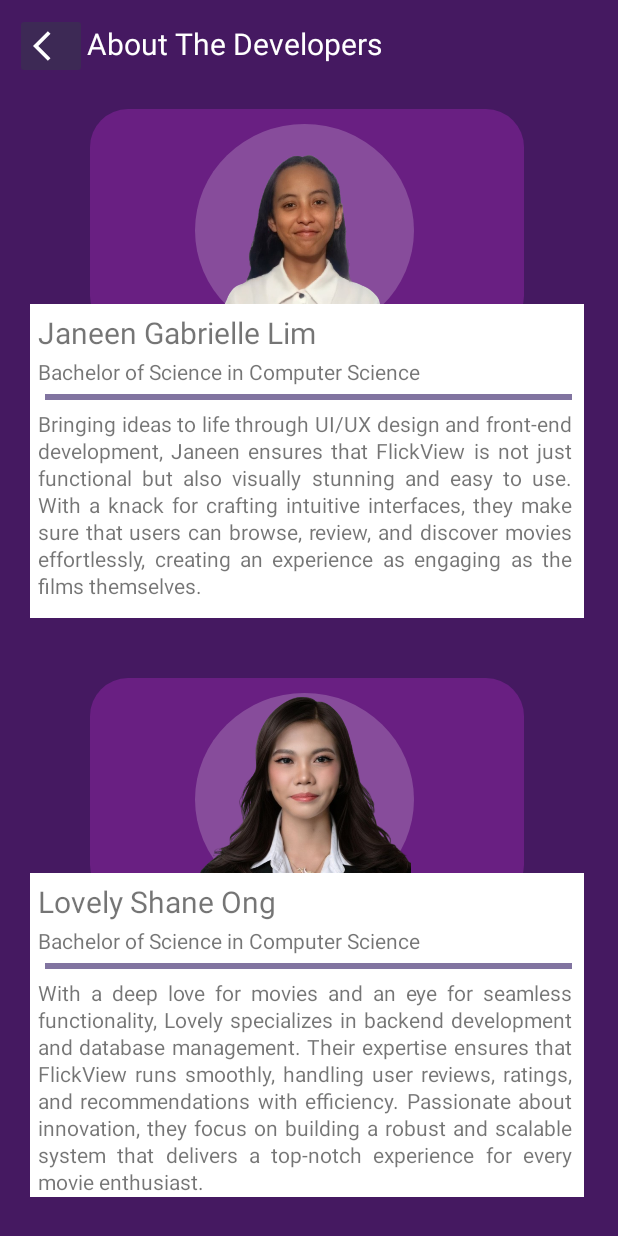
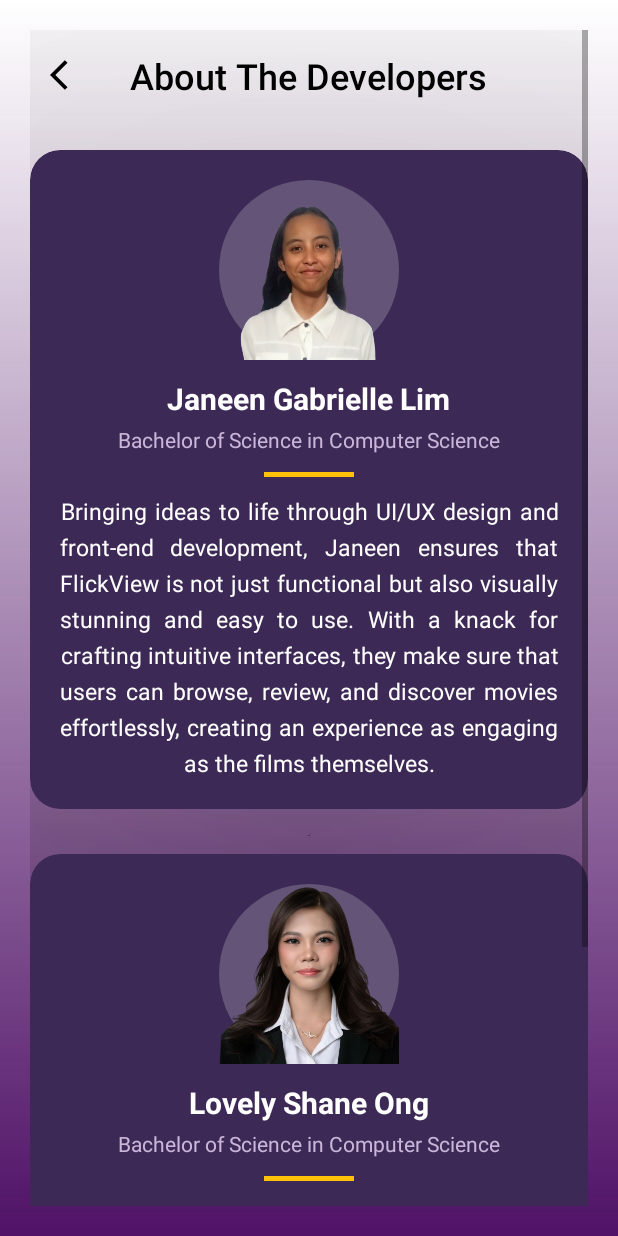
Before and after one commit to xienshane/FlickView, an Android app: the DeveloperPageActivity screen opened directly, with no data from a screen before it, on a phone screen of 412 x 824 dp. Run offline under Robolectric (Android 15) with nearby library versions, the phone set to English and light mode, and no system bars.

Commit message:
UI - developer page

```diff
--- a/app/src/main/java/com/android/flickview/activities/DiscoverActivity.kt
+++ b/app/src/main/java/com/android/flickview/activities/DiscoverActivity.kt
@@ -22,7 +22,7 @@ class DiscoverActivity : Activity() {
 
             Toast.makeText(this, "Button is clicked.", Toast.LENGTH_LONG).show()
 
-            val intent = Intent(this, RegisterActivity::class.java)
+            val intent = Intent(this, LoginActivity::class.java)
             startActivity(intent)
             finish()
 
--- a/app/src/main/java/com/android/flickview/activities/PrivacyPolicyActivity.kt
+++ b/app/src/main/java/com/android/flickview/activities/PrivacyPolicyActivity.kt
@@ -3,6 +3,7 @@ package com.android.flickview.activities
 import android.app.Activity
 import android.os.Bundle
 import android.widget.Button
+import android.widget.ImageButton
 import com.android.flickview.R
 
 class PrivacyPolicyActivity : Activity() {
@@ -11,7 +12,7 @@ class PrivacyPolicyActivity : Activity() {
         super.onCreate(savedInstanceState)
         setContentView(R.layout.privacy_policy_page)
 
-        val backButton: Button = findViewById(R.id.button_back)
+        val backButton: ImageButton = findViewById(R.id.button_back)
 
         backButton.setOnClickListener {
             finish()
--- a/app/src/main/res/layout/developer_page.xml
+++ b/app/src/main/res/layout/developer_page.xml
@@ -1,155 +1,184 @@
 <?xml version="1.0" encoding="utf-8"?>
 <ScrollView xmlns:android="http://schemas.android.com/apk/res/android"
-    android:orientation="vertical"
+    xmlns:app="http://schemas.android.com/apk/res-auto"
     android:layout_width="match_parent"
     android:layout_height="match_parent"
-    android:background="#451961">
-
-<LinearLayout
-    android:orientation="vertical"
-    android:layout_width="match_parent"
-    android:layout_height="match_parent" >
+    android:background="@drawable/gradient"
+    android:padding="20dp">
 
     <LinearLayout
         android:layout_width="match_parent"
         android:layout_height="wrap_content"
-            android:orientation="horizontal"
-            android:layout_marginTop="5dp">
+        android:orientation="vertical">
 
+        <!-- Top Bar -->
+        <RelativeLayout
+            android:layout_width="match_parent"
+            android:layout_height="wrap_content">
+
+            <!-- Back Button -->
             <ImageButton
                 android:id="@+id/button_back2"
-                android:backgroundTint="#3D2955"
-                android:layout_width="wrap_content"
-                android:layout_height="wrap_content"
-                android:layout_marginLeft="10dp"
-                android:layout_marginTop="3dp"
-                android:src="@drawable/baseline_arrow_back_ios_24" />
+                android:layout_width="40dp"
+                android:layout_height="40dp"
+                android:background="@android:color/transparent"
+                android:src="@drawable/baseline_arrow_back_ios_25"
+                android:contentDescription="Back"
+                android:layout_alignParentStart="true"
+                android:layout_marginTop="10dp"
+                android:layout_marginStart="5dp"
+                android:elevation="8dp" />
 
+            <!-- Page Title -->
             <TextView
                 android:layout_width="wrap_content"
                 android:layout_height="wrap_content"
-                android:layout_marginTop="10dp"
                 android:text="About The Developers"
-                android:textColor="@color/white"
-                android:textSize="20sp"/>
-        </LinearLayout>
+                android:textColor="@color/black"
+                android:textSize="24sp"
+                android:fontFamily="sans-serif-medium"
+                android:layout_centerHorizontal="true"
+                android:layout_marginTop="14dp" />
 
-    <FrameLayout
-        android:layout_width="289dp"
-        android:layout_height="150dp"
-        android:layout_marginLeft="60dp"
-        android:layout_marginTop="20dp"
-        android:layout_marginRight="10dp"
-        android:background="@drawable/dev_shape">
+        </RelativeLayout>
 
+        <!-- SPACE between header and first card -->
+        <View
+            android:layout_width="match_parent"
+            android:layout_height="30dp" />
+
+        <!-- Developer 1 Card -->
+        <androidx.cardview.widget.CardView
+            android:layout_width="match_parent"
+            android:layout_height="wrap_content"
+            app:cardCornerRadius="20dp"
+            app:cardElevation="500dp"
+            android:backgroundTint="#3D2955">
+
+            <LinearLayout
+                android:layout_width="match_parent"
+                android:layout_height="wrap_content"
+                android:orientation="vertical"
+                android:padding="20dp"
+                android:gravity="center_horizontal">
+
+                <!-- Profile Pic -->
                 <ImageView
-            android:layout_width="146dp"
-            android:layout_height="142dp"
-            android:layout_marginLeft="70dp"
-            android:layout_marginTop="10dp"
+                    android:layout_width="120dp"
+                    android:layout_height="120dp"
+                    android:src="@drawable/janeen"
                     android:background="@drawable/icon_circle"
-            android:src="@drawable/janeen" />
+                    android:scaleType="centerCrop" />
 
-    </FrameLayout>
-
-    <FrameLayout
-        android:layout_width="369dp"
-        android:layout_height="209dp"
-        android:layout_marginLeft="20dp"
-        android:background="#FFFFFF"
-        android:translationY="-20dp">
-
+                <!-- Name -->
                 <TextView
                     android:layout_width="wrap_content"
                     android:layout_height="wrap_content"
-            android:layout_marginLeft="5dp"
-            android:layout_marginTop="5dp"
                     android:text="Janeen Gabrielle Lim"
-            android:textSize="20sp" />
+                    android:textColor="@color/white"
+                    android:textSize="20sp"
+                    android:textStyle="bold"
+                    android:layout_marginTop="12dp" />
 
+                <!-- Course -->
                 <TextView
                     android:layout_width="wrap_content"
                     android:layout_height="wrap_content"
-            android:layout_marginLeft="5dp"
-            android:layout_marginTop="35dp"
-            android:text="Bachelor of Science in Computer Science" />
+                    android:text="Bachelor of Science in Computer Science"
+                    android:textColor="#C9B6D9"
+                    android:textSize="14sp"
+                    android:layout_marginTop="4dp" />
 
-        <FrameLayout
-            android:layout_width="351dp"
+                <!-- Divider -->
+                <View
+                    android:layout_width="60dp"
+                    android:layout_height="3dp"
+                    android:background="#FFC107"
+                    android:layout_marginTop="12dp"
+                    android:layout_marginBottom="12dp" />
+
+                <!-- Description -->
+                <TextView
+                    android:layout_width="match_parent"
                     android:layout_height="wrap_content"
-            android:layout_marginLeft="10dp"
-            android:layout_marginTop="60dp"
-            android:background="#8174A0"
-            android:padding="2dp" />
+                    android:id="@+id/dev_janeen_description"
+                    android:text="Bringing ideas to life through UI/UX design and front-end development, Janeen ensures that FlickView is not just functional but also visually stunning and easy to use. With a knack for crafting intuitive interfaces, they make sure that users can browse, review, and discover movies effortlessly, creating an experience as engaging as the films themselves."
+                    android:textColor="@color/white"
+                    android:textSize="15sp"
+                    android:lineSpacingExtra="6dp"
+                    android:gravity="center"
+                    android:justificationMode="inter_word" />
+            </LinearLayout>
+        </androidx.cardview.widget.CardView>
 
-        <TextView
-            android:layout_width="356dp"
+        <!-- SPACE between first and second card -->
+        <View
+            android:layout_width="match_parent"
+            android:layout_height="30dp" />
+
+        <!-- Developer 2 Card -->
+        <androidx.cardview.widget.CardView
+            android:layout_width="match_parent"
             android:layout_height="wrap_content"
-            android:layout_marginLeft="5dp"
-            android:layout_marginTop="70dp"
-            android:lineHeight="18dp"
-            android:justificationMode="inter_word"
-            android:text="Bringing ideas to life through UI/UX design and front-end development, Janeen ensures that FlickView is not just functional but also visually stunning and easy to use. With a knack for crafting intuitive interfaces, they make sure that users can browse, review, and discover movies effortlessly, creating an experience as engaging as the films themselves." />
+            app:cardCornerRadius="20dp"
+            app:cardElevation="500dp"
+            android:backgroundTint="#3D2955">
 
-    </FrameLayout>
+            <LinearLayout
+                android:layout_width="match_parent"
+                android:layout_height="wrap_content"
+                android:orientation="vertical"
+                android:padding="20dp"
+                android:gravity="center_horizontal">
 
-    <FrameLayout
-        android:layout_width="289dp"
-        android:layout_height="150dp"
-        android:layout_marginLeft="60dp"
-        android:layout_marginTop="20dp"
-        android:layout_marginRight="10dp"
-        android:background="@drawable/dev_shape">
+                <!-- Profile Pic -->
+                <ImageView
+                    android:layout_width="120dp"
+                    android:layout_height="120dp"
+                    android:src="@drawable/lovely"
+                    android:background="@drawable/icon_circle"
+                    android:scaleType="centerCrop" />
 
-        <ImageView
-            android:layout_width="146dp"
-            android:layout_height="142dp"
-            android:layout_marginLeft="70dp"
-            android:layout_marginTop="10dp"
-            android:background="@drawable/icon_circle"
-            android:src="@drawable/lovely" />
-
-    </FrameLayout>
-
-    <FrameLayout
-        android:layout_width="369dp"
-        android:layout_height="216dp"
-        android:layout_marginLeft="20dp"
-        android:background="#FFFFFF"
-        android:translationY="-20dp">
-
+                <!-- Name -->
                 <TextView
                     android:layout_width="wrap_content"
                     android:layout_height="wrap_content"
-            android:layout_marginLeft="5dp"
-            android:layout_marginTop="5dp"
                     android:text="Lovely Shane Ong"
-            android:textSize="20sp" />
+                    android:textColor="@color/white"
+                    android:textSize="20sp"
+                    android:textStyle="bold"
+                    android:layout_marginTop="12dp" />
 
+                <!-- Course -->
                 <TextView
                     android:layout_width="wrap_content"
                     android:layout_height="wrap_content"
-            android:layout_marginLeft="5dp"
-            android:layout_marginTop="35dp"
-            android:text="Bachelor of Science in Computer Science" />
+                    android:text="Bachelor of Science in Computer Science"
+                    android:textColor="#C9B6D9"
+                    android:textSize="14sp"
+                    android:layout_marginTop="4dp" />
 
-        <FrameLayout
-            android:layout_width="351dp"
+                <!-- Divider -->
+                <View
+                    android:layout_width="60dp"
+                    android:layout_height="3dp"
+                    android:background="#FFC107"
+                    android:layout_marginTop="12dp"
+                    android:layout_marginBottom="12dp" />
+
+                <!-- Description -->
+                <TextView
+                    android:layout_width="match_parent"
                     android:layout_height="wrap_content"
-            android:layout_marginLeft="10dp"
-            android:layout_marginTop="60dp"
-            android:background="#8174A0"
-            android:padding="2dp" />
+                    android:id="@+id/dev_lovely_description"
+                    android:text="With a deep love for movies and an eye for seamless functionality, Lovely specializes in backend development and database management. Their expertise ensures that FlickView runs smoothly, handling user reviews, ratings, and recommendations with efficiency. Passionate about innovation, they focus on building a robust and scalable system that delivers a top-notch experience for every movie enthusiast."
+                    android:textColor="@color/white"
+                    android:textSize="15sp"
+                    android:lineSpacingExtra="6dp"
+                    android:gravity="center"
+                    android:justificationMode="inter_word" />
+            </LinearLayout>
+        </androidx.cardview.widget.CardView>
 
-        <TextView
-            android:layout_width="356dp"
-            android:layout_height="wrap_content"
-            android:layout_marginLeft="5dp"
-            android:layout_marginTop="70dp"
-            android:justificationMode="inter_word"
-            android:lineHeight="18dp"
-            android:text="With a deep love for movies and an eye for seamless functionality, Lovely specializes in backend development and database management. Their expertise ensures that FlickView runs smoothly, handling user reviews, ratings, and recommendations with efficiency. Passionate about innovation, they focus on building a robust and scalable system that delivers a top-notch experience for every movie enthusiast." />
-
-    </FrameLayout>
     </LinearLayout>
 </ScrollView>
--- a/app/src/main/res/layout/privacy_policy_page.xml
+++ b/app/src/main/res/layout/privacy_policy_page.xml
@@ -1,61 +1,92 @@
 <?xml version="1.0" encoding="utf-8"?>
-<LinearLayout xmlns:android="http://schemas.android.com/apk/res/android"
+<RelativeLayout
+    xmlns:android="http://schemas.android.com/apk/res/android"
     xmlns:app="http://schemas.android.com/apk/res-auto"
+    android:layout_width="match_parent"
+    android:layout_height="match_parent"
+    android:background="@drawable/gradient"
+    android:padding="24dp">
+
+    <!-- Top Back Button -->
+    <ImageButton
+        android:id="@+id/button_back"
+        android:layout_width="40dp"
+        android:layout_height="40dp"
+        android:background="@android:color/transparent"
+        android:src="@drawable/baseline_arrow_back_ios_25"
+        android:contentDescription="Back"
+        android:layout_alignParentStart="true"
+        android:layout_marginStart="10dp"
+        android:elevation="6dp"/>
+
+    <!-- Main Content Card -->
+    <androidx.cardview.widget.CardView
+        android:id="@+id/privacy_card"
+        android:layout_width="match_parent"
+        android:layout_height="wrap_content"
+        app:cardCornerRadius="20dp"
+        app:cardElevation="8dp"
+        android:layout_centerInParent="true"
+        android:backgroundTint="#3D2955">
+
+        <LinearLayout
             android:orientation="vertical"
             android:layout_width="match_parent"
             android:layout_height="wrap_content"
-    android:background="#451961"
-    android:padding="20dp">
+            android:padding="24dp"
+            android:gravity="center_horizontal">
 
+            <!-- Title -->
             <TextView
                 android:layout_width="wrap_content"
                 android:layout_height="wrap_content"
-        android:fontFamily="sans-serif"
+                android:fontFamily="sans-serif-medium"
                 android:text="PRIVACY POLICY"
                 android:textStyle="bold"
-        android:textSize="26sp"
+                android:textSize="24sp"
                 android:textColor="@color/white"
-        android:layout_marginTop="30dp"
-        android:layout_gravity="center_horizontal" />
+                android:gravity="center"/>
 
+            <!-- Divider Line -->
+            <View
+                android:layout_width="60dp"
+                android:layout_height="3dp"
+                android:backgroundTint="#FFC107"
+                android:background="#FFC107"
+                android:layout_marginTop="10dp"
+                android:layout_marginBottom="20dp"/>
+
+            <!-- Main Message inside ScrollView -->
             <ScrollView
                 android:layout_width="match_parent"
-        android:layout_height="wrap_content"
-        android:layout_marginTop="20dp">
+                android:layout_height="wrap_content">
 
                 <TextView
                     android:id="@+id/privacy_policy_text"
                     android:layout_width="match_parent"
                     android:layout_height="wrap_content"
+                    android:text="At FlickView, your privacy is important to us.\n\nWe collect minimal personal information necessary to enhance your experience, such as preferences and usage statistics. We do not sell, rent, or share your personal data with third parties without your consent.\n\nOur app may collect anonymized analytics data to improve functionality and user satisfaction.\n\nYou can contact us anytime at privacy@flickview.app if you have concerns or questions.\n\nBy using FlickView, you agree to this privacy policy."
+                    android:textSize="16sp"
                     android:textColor="@color/white"
-            android:textSize="16sp"
+                    android:fontFamily="sans-serif"
+                    android:gravity="center"
                     android:lineSpacingExtra="6dp"
-            android:fontFamily="sans-serif"
-            android:text="At CineScope, your privacy is important to us.\n\nWe collect minimal personal information necessary to enhance your experience, such as preferences and usage statistics. We do not sell, rent, or share your personal data with third parties without your consent.\n\nOur app may collect anonymized analytics data to improve functionality and user satisfaction.\n\nYou can contact us anytime at privacy@cinescope.app if you have concerns or questions.\n\nBy using CineScope, you agree to this privacy policy."
-            android:gravity="center" />
+                    android:layout_marginBottom="20dp"/>
             </ScrollView>
 
-    <LinearLayout
-        android:layout_width="match_parent"
-        android:layout_height="wrap_content"
-        android:orientation="horizontal"
-        android:gravity="center"
-        android:layout_marginTop="30dp"
-        android:layout_marginBottom="20dp">
-
-        <com.google.android.material.button.MaterialButton
-            android:id="@+id/button_back"
+            <!-- Version Info -->
+            <TextView
                 android:layout_width="wrap_content"
                 android:layout_height="wrap_content"
-            android:text="BACK"
-            android:textSize="15sp"
-            android:textColor="#EAD9DE"
-            android:backgroundTint="#FF6E40"
-            android:padding="12dp"
-            android:fontFamily="sans-serif-black"
-            app:strokeWidth="1dp"
-            app:strokeColor="#FF5252"
-            android:layout_marginEnd="10dp"/>
+                android:text="App Version: 1.0.0"
+                android:textColor="#C9B6D9"
+                android:textSize="14sp"
+                android:fontFamily="sans-serif-light"
+                android:gravity="center"
+                android:layout_marginTop="10dp"/>
+
         </LinearLayout>
 
-</LinearLayout>
+    </androidx.cardview.widget.CardView>
+
+</RelativeLayout>
```
Lines whose indentation alone changed are shown as unchanged.
